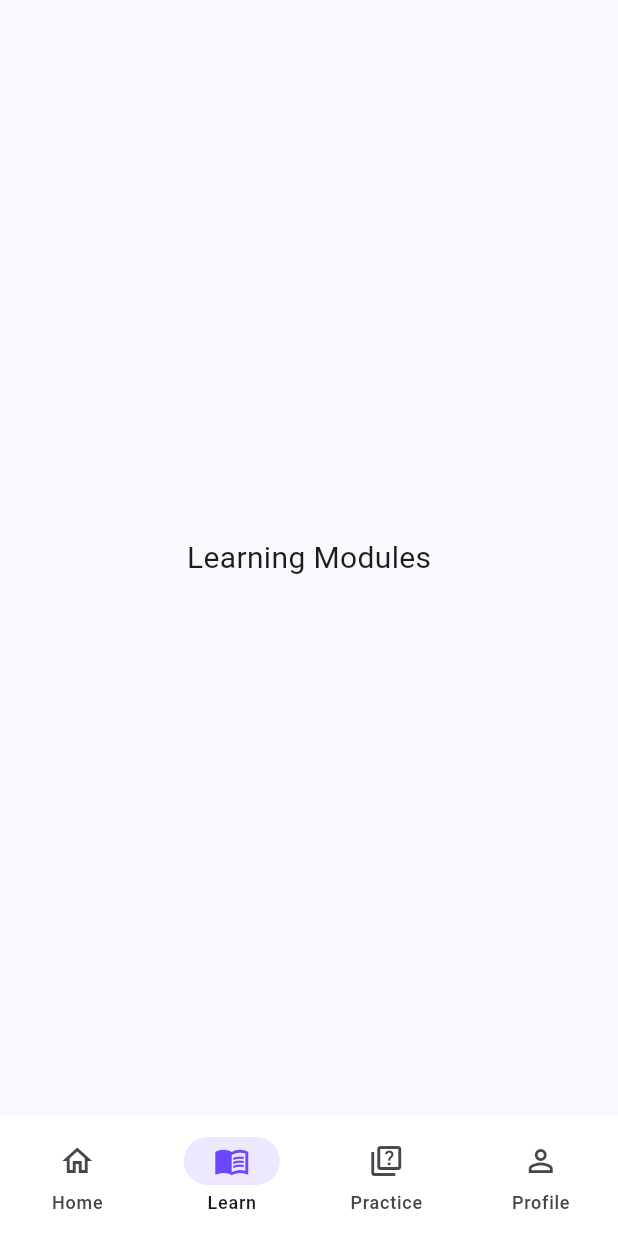
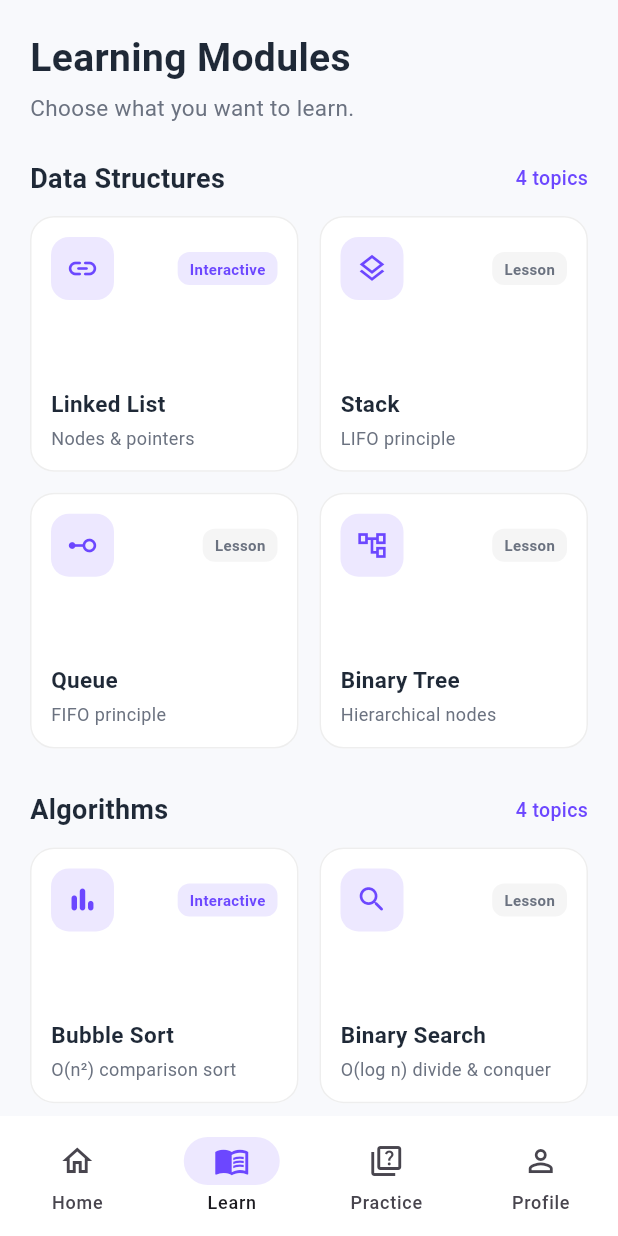
Before and after one commit to kindy10/dsa_learning_app, a Flutter app: the screen it shows after launch, item 2 of the bottom bar chosen, on a phone screen of 412 x 824 dp. Run offline on Flutter 3.47's test engine with Material 3 defaults, Android fonts, the phone set to English and light mode, and no system bars.

Commit message:
build Learning Modules screen with Data Structures and Algorithms girds

```diff
--- a/lib/screens/main_shell.dart
+++ b/lib/screens/main_shell.dart
@@ -1,6 +1,7 @@
 import 'package:flutter/material.dart';
 import '../core/theme/app_theme.dart';
 import 'home_screen.dart';
+import 'modules_screen.dart';
 
 /// MainShell is the root layout after the app launches.
 /// It holds the bottom NavigationBar and switches between the 4 main tabs.
@@ -30,7 +31,7 @@ class _MainShellState extends State<MainShell> {
         onNavigateToLearn: () => _switchTab(1),
         onNavigateToProfile: ()=> _switchTab(3),
         ),
-      const Center(child: Text('Learning Modules', style: TextStyle(fontSize: 20))),
+      const ModulesScreen(),
       const Center(child: Text('Practice Quiz', style: TextStyle(fontSize: 20))),
       const Center(child: Text('My Progress', style: TextStyle(fontSize: 20))),
     ];
--- /dev/null
+++ b/lib/screens/modules_screen.dart
@@ -0,0 +1,269 @@
+import 'package:flutter/material.dart';
+import '../core/theme/app_theme.dart';
+
+/// Simple immutable data class representing a single learning topic card.
+/// Defining a small model keeps our UI code clean and avoids repeating card layouts.
+class _ModuleItem {
+  final String title;
+  final String subtitle;
+  final IconData icon;
+  final String tag; // e.g., "Interactive" or "Coming Soon"
+
+  const _ModuleItem({
+    required this.title,
+    required this.subtitle,
+    required this.icon,
+    required this.tag,
+  });
+}
+
+/// ModulesScreen displays all available Data Structures and Algorithms
+/// organized into two clear sections.
+class ModulesScreen extends StatelessWidget {
+  const ModulesScreen({super.key});
+
+  // List of Data Structures topics shown in the first section
+  static const List<_ModuleItem> _dataStructures = [
+    _ModuleItem(
+      title: 'Linked List',
+      subtitle: 'Nodes & pointers',
+      icon: Icons.link_rounded,
+      tag: 'Interactive',
+    ),
+    _ModuleItem(
+      title: 'Stack',
+      subtitle: 'LIFO principle',
+      icon: Icons.layers_outlined,
+      tag: 'Lesson',
+    ),
+    _ModuleItem(
+      title: 'Queue',
+      subtitle: 'FIFO principle',
+      icon: Icons.linear_scale_rounded,
+      tag: 'Lesson',
+    ),
+    _ModuleItem(
+      title: 'Binary Tree',
+      subtitle: 'Hierarchical nodes',
+      icon: Icons.account_tree_outlined,
+      tag: 'Lesson',
+    ),
+  ];
+
+  // List of Algorithms topics shown in the second section
+  static const List<_ModuleItem> _algorithms = [
+    _ModuleItem(
+      title: 'Bubble Sort',
+      subtitle: 'O(n²) comparison sort',
+      icon: Icons.bar_chart_rounded,
+      tag: 'Interactive',
+    ),
+    _ModuleItem(
+      title: 'Binary Search',
+      subtitle: 'O(log n) divide & conquer',
+      icon: Icons.search_rounded,
+      tag: 'Lesson',
+    ),
+    _ModuleItem(
+      title: 'Merge Sort',
+      subtitle: 'O(n log n) recursive sort',
+      icon: Icons.call_merge_rounded,
+      tag: 'Lesson',
+    ),
+    _ModuleItem(
+      title: 'Quick Sort',
+      subtitle: 'Pivot partitioning',
+      icon: Icons.bolt_rounded,
+      tag: 'Lesson',
+    ),
+  ];
+
+  @override
+  Widget build(BuildContext context) {
+    return SingleChildScrollView(
+      padding: const EdgeInsets.all(20),
+      child: Column(
+        crossAxisAlignment: CrossAxisAlignment.start,
+        children: [
+          // 1. Page Title & Short Description
+          const Text(
+            'Learning Modules',
+            style: TextStyle(
+              fontSize: 26,
+              fontWeight: FontWeight.bold,
+              color: AppTheme.textDark,
+            ),
+          ),
+          const SizedBox(height: 4),
+          const Text(
+            'Choose what you want to learn.',
+            style: TextStyle(
+              fontSize: 15,
+              color: AppTheme.textGrey,
+            ),
+          ),
+
+          const SizedBox(height: 24),
+
+          // 2. Data Structures Section
+          _buildSectionHeader(
+            title: 'Data Structures',
+            count: '${_dataStructures.length} topics',
+          ),
+          const SizedBox(height: 12),
+          _buildModuleGrid(context, _dataStructures),
+
+          const SizedBox(height: 28),
+
+          // 3. Algorithms Section
+          _buildSectionHeader(
+            title: 'Algorithms',
+            count: '${_algorithms.length} topics',
+          ),
+          const SizedBox(height: 12),
+          _buildModuleGrid(context, _algorithms),
+        ],
+      ),
+    );
+  }
+
+  /// Renders a section title on the left and a subtle topic count badge on the right.
+  Widget _buildSectionHeader({
+    required String title,
+    required String count,
+  }) {
+    return Row(
+      mainAxisAlignment: MainAxisAlignment.spaceBetween,
+      children: [
+        Text(
+          title,
+          style: const TextStyle(
+            fontSize: 18,
+            fontWeight: FontWeight.bold,
+            color: AppTheme.textDark,
+          ),
+        ),
+        Text(
+          count,
+          style: const TextStyle(
+            fontSize: 13,
+            fontWeight: FontWeight.w500,
+            color: AppTheme.primaryPurple,
+          ),
+        ),
+      ],
+    );
+  }
+
+  /// Builds a 2-column grid of module cards.
+  /// shrinkWrap + NeverScrollableScrollPhysics lets the outer SingleChildScrollView
+  /// handle all scrolling smoothly without nested scroll conflicts.
+  Widget _buildModuleGrid(BuildContext context, List<_ModuleItem> items) {
+    return GridView.builder(
+      shrinkWrap: true,
+      physics: const NeverScrollableScrollPhysics(),
+      itemCount: items.length,
+      gridDelegate: const SliverGridDelegateWithFixedCrossAxisCount(
+        crossAxisCount: 2,          // 2 cards per row
+        crossAxisSpacing: 14,       // Horizontal gap between cards
+        mainAxisSpacing: 14,        // Vertical gap between rows
+        childAspectRatio: 1.05,     // Keeps cards balanced and roomy
+      ),
+      itemBuilder: (context, index) {
+        final item = items[index];
+        return _buildModuleCard(context, item);
+      },
+    );
+  }
+
+  /// Builds an individual topic card with an icon, title, subtitle, and tag.
+  Widget _buildModuleCard(BuildContext context, _ModuleItem item) {
+    final bool isInteractive = item.tag == 'Interactive';
+
+    return InkWell(
+      onTap: () {
+        // Temporary feedback until we build Screen 3 & Screen 4
+        ScaffoldMessenger.of(context).showSnackBar(
+          SnackBar(
+            content: Text('${item.title} selected!'),
+            duration: const Duration(seconds: 1),
+          ),
+        );
+      },
+      borderRadius: BorderRadius.circular(16),
+      child: Card(
+        margin: EdgeInsets.zero,
+        child: Padding(
+          padding: const EdgeInsets.all(14),
+          child: Column(
+            crossAxisAlignment: CrossAxisAlignment.start,
+            children: [
+              // Top row: Icon badge + Interactive/Lesson pill
+              Row(
+                mainAxisAlignment: MainAxisAlignment.spaceBetween,
+                children: [
+                  Container(
+                    padding: const EdgeInsets.all(10),
+                    decoration: BoxDecoration(
+                      color: AppTheme.softPurple,
+                      borderRadius: BorderRadius.circular(12),
+                    ),
+                    child: Icon(
+                      item.icon,
+                      color: AppTheme.primaryPurple,
+                      size: 22,
+                    ),
+                  ),
+                  Container(
+                    padding: const EdgeInsets.symmetric(
+                      horizontal: 8,
+                      vertical: 4,
+                    ),
+                    decoration: BoxDecoration(
+                      color: isInteractive
+                          ? AppTheme.primaryPurple.withOpacity(0.12)
+                          : Colors.grey.shade100,
+                      borderRadius: BorderRadius.circular(8),
+                    ),
+                    child: Text(
+                      item.tag,
+                      style: TextStyle(
+                        fontSize: 10,
+                        fontWeight: FontWeight.w600,
+                        color: isInteractive
+                            ? AppTheme.primaryPurple
+                            : AppTheme.textGrey,
+                      ),
+                    ),
+                  ),
+                ],
+              ),
+
+              // Spacer pushes the text neatly toward the bottom of the card
+              const Spacer(),
+
+              Text(
+                item.title,
+                style: const TextStyle(
+                  fontSize: 15,
+                  fontWeight: FontWeight.bold,
+                  color: AppTheme.textDark,
+                ),
+              ),
+              const SizedBox(height: 4),
+              Text(
+                item.subtitle,
+                maxLines: 1,
+                overflow: TextOverflow.ellipsis,
+                style: const TextStyle(
+                  fontSize: 12,
+                  color: AppTheme.textGrey,
+                ),
+              ),
+            ],
+          ),
+        ),
+      ),
+    );
+  }
+}
```
Also changed, not shown: 1 other file.
